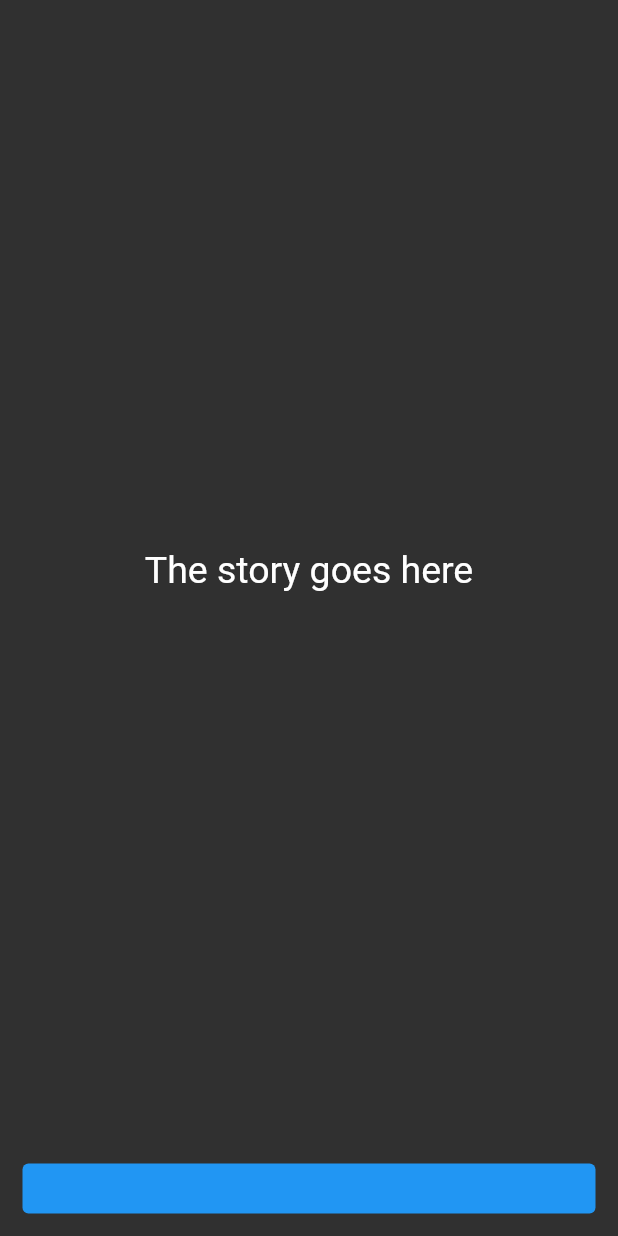
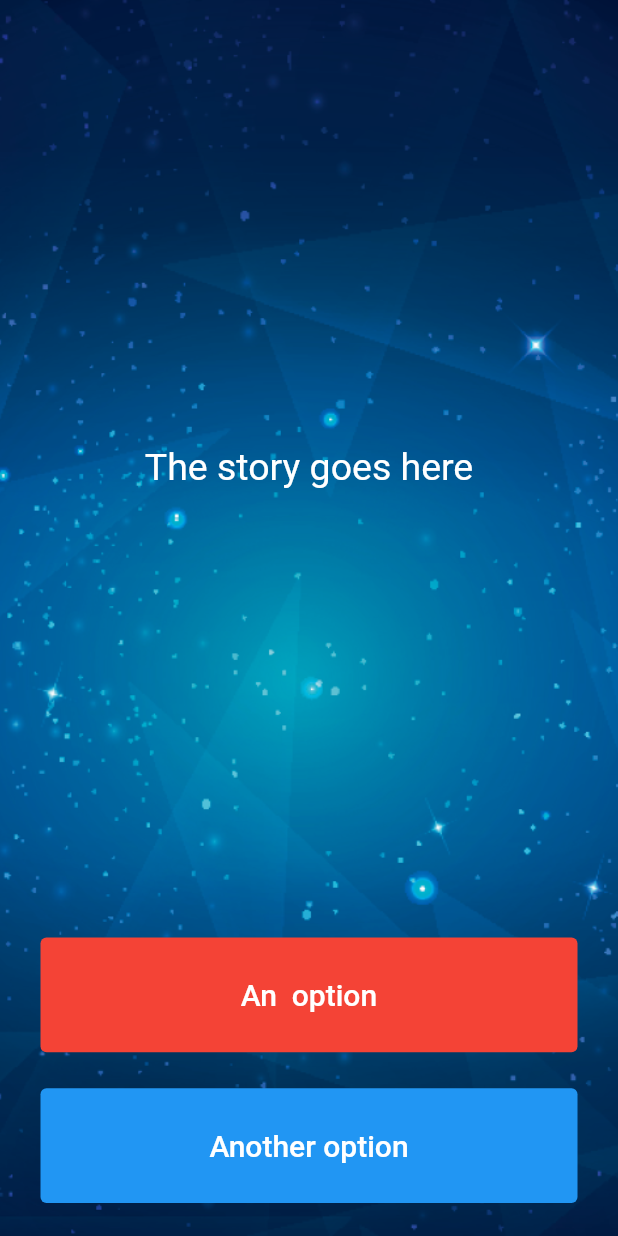
Before and after one commit to Bamidele1234/Destiny_App, a Flutter app: the screen it shows after launch, on a phone screen of 412 x 824 dp. Run offline on Flutter 3.47's test engine with Material 2 defaults, Android fonts, the phone set to English and light mode, and no system bars.

Commit message:
Making progress

```diff
--- a/lib/main.dart
+++ b/lib/main.dart
@@ -1,4 +1,4 @@
-import 'dart:ui';
+//import 'dart:ui';
 
 import 'package:flutter/material.dart';
 
@@ -28,12 +28,21 @@ class _DestinyState extends State<Destiny> {
   @override
   Widget build(BuildContext context) {
     return Scaffold(
-      body: SafeArea(
+      body: Container(
+        decoration: const BoxDecoration(
+          image: DecorationImage(
+            image: AssetImage('images/background.png'),
+            fit: BoxFit.cover,
+          ),
+        ),
+        padding: const EdgeInsets.symmetric(vertical: 10.0, horizontal: 15.0),
+        constraints: const BoxConstraints.expand(),
+        child: SafeArea(
           child: Column(
             crossAxisAlignment: CrossAxisAlignment.stretch,
             children: [
               const Expanded(
-              flex: 12,
+                flex: 6,
                 child: Padding(
                   padding: EdgeInsets.all(10.0),
                   child: Center(
@@ -49,15 +58,34 @@ class _DestinyState extends State<Destiny> {
               ),
               Expanded(
                 child: Padding(
-                padding: const EdgeInsets.all(15.0),
+                  padding: const EdgeInsets.all(12.0),
+                  child: TextButton(
+                    style: ButtonStyle(
+                      backgroundColor: MaterialStateProperty.all(Colors.red),
+                    ),
+                    child: const Text(
+                      'An  option',
+                      style: TextStyle(
+                        fontSize: 20.0,
+                        color: Colors.white,
+                      ),
+                    ),
+                    onPressed: () {},
+                  ),
+                ),
+              ),
+              Expanded(
+                child: Padding(
+                  padding: const EdgeInsets.all(12.0),
                   child: TextButton(
                     style: ButtonStyle(
                       backgroundColor: MaterialStateProperty.all(Colors.blue),
                     ),
                     child: const Text(
-                    'An  option',
+                      'Another option',
                       style: TextStyle(
                         fontSize: 20.0,
+                        color: Colors.white,
                       ),
                     ),
                     onPressed: () {},
@@ -67,6 +95,7 @@ class _DestinyState extends State<Destiny> {
             ],
           ),
         ),
+      ),
     );
   }
 }
```
Also changed, not shown: lib/story.dart (+9 -0 lines), lib/story_brain.dart (+39 -0 lines). Lines whose indentation alone changed are shown as unchanged.
